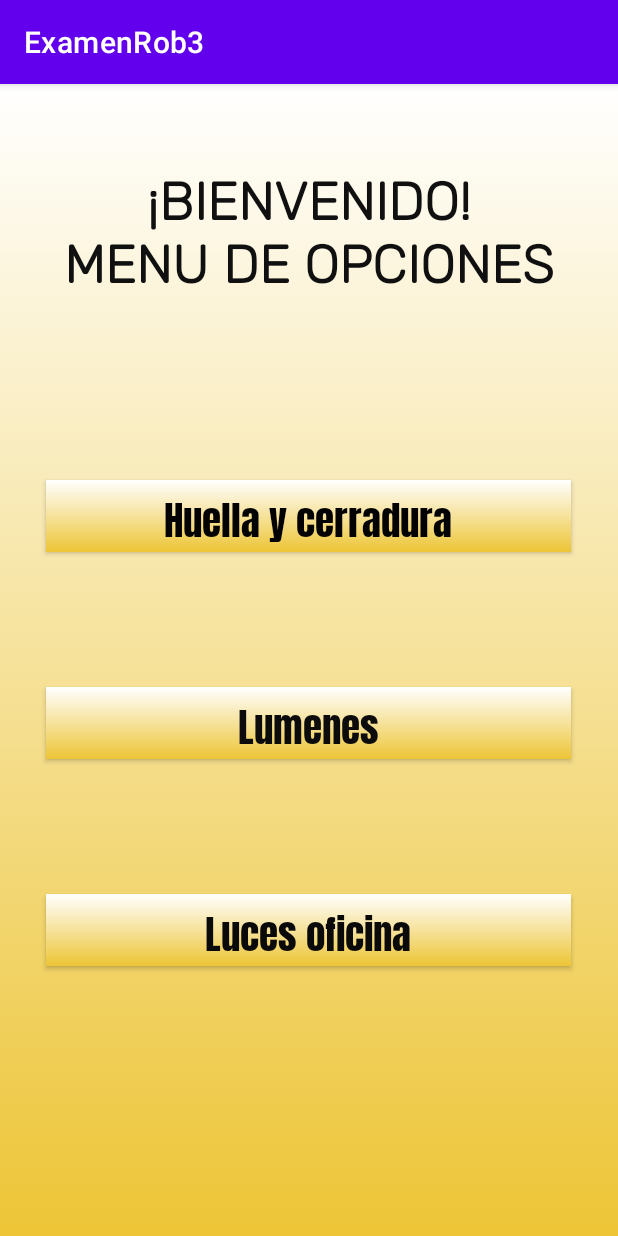
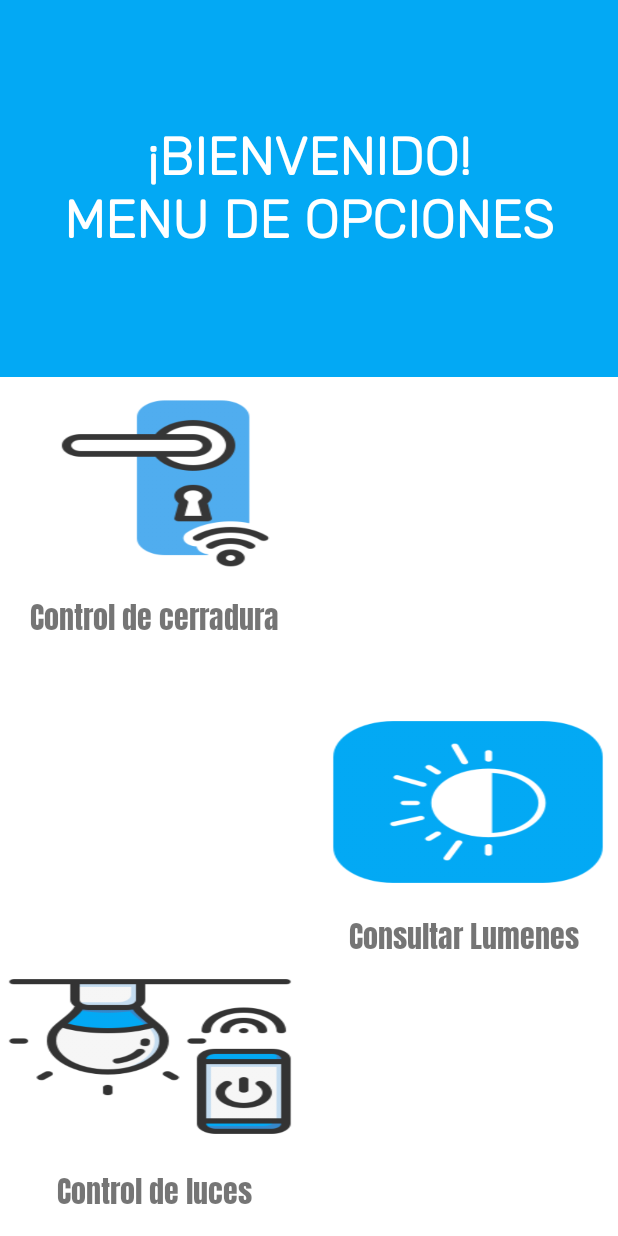
Before and after one commit to Chel53/Proyecto_Rober, an Android app: the MainActivity screen opened directly, with no data from a screen before it, on a phone screen of 412 x 824 dp. Run offline under Robolectric (Android 15) with nearby library versions, the phone set to English and light mode, and no system bars.

Commit message:
ITZEL hizo CAMBIOS en el DISEÑO del MENÚ

```diff
--- a/ExamenRob3/app/src/main/java/com/example/examenrob3/MainActivity.java
+++ b/ExamenRob3/app/src/main/java/com/example/examenrob3/MainActivity.java
@@ -6,18 +6,20 @@ import android.content.Intent;
 import android.os.Bundle;
 import android.view.View;
 import android.widget.Button;
+import android.widget.ImageButton;
 
 public class MainActivity extends AppCompatActivity {
-    Button btnMenuOptC1Huella, btnMenuOptC2Temperatura, btnMenuOptC3LucesOff;
+    ImageButton btnMenuOptC1Huella, btnMenuOptC2Temperatura, btnMenuOptC3LucesOff;
+
 
     @Override
     protected void onCreate(Bundle savedInstanceState) {
         super.onCreate(savedInstanceState);
         setContentView(R.layout.activity_main);
 
-        btnMenuOptC1Huella = (Button) findViewById( R.id.btnMenuOptC1Huella );
-        btnMenuOptC2Temperatura = (Button) findViewById( R.id.btnMenuOptC2Temperatura );
-        btnMenuOptC3LucesOff = (Button) findViewById( R.id.btnMenuOptC3LucesOff );
+        btnMenuOptC1Huella = (ImageButton) findViewById( R.id.btnMenuOptC1Huella );
+        btnMenuOptC2Temperatura = (ImageButton) findViewById( R.id.btnMenuOptC2Temperatura );
+        btnMenuOptC3LucesOff = (ImageButton) findViewById( R.id.btnMenuOptC3LucesOff );
 
         btnMenuOptC1Huella.setOnClickListener(new View.OnClickListener(){
             @Override
--- a/ExamenRob3/app/src/main/res/layout/activity_luz.xml
+++ b/ExamenRob3/app/src/main/res/layout/activity_luz.xml
@@ -56,7 +56,7 @@
                 android:layout_height="wrap_content"
                 android:src="@drawable/circuito_3_luces_oficina"
                 android:layout_margin="3dp"
-                app:shapeAppearanceOverlay="@style/circular_image"/>
+              />
 
 
         </LinearLayout>
@@ -105,8 +105,12 @@
                     android:id="@+id/imgBtnEstatusLuz"
                     android:layout_width="match_parent"
                     android:layout_height="match_parent"
-                    android:layout_margin="2dp"
-                    android:background="@null"/>
+                    android:layout_marginStart="2dp"
+                    android:layout_marginTop="2dp"
+                    android:layout_marginEnd="2dp"
+                    android:layout_marginBottom="2dp"
+                    android:background="@null"
+                    tools:ignore="SpeakableTextPresentCheck" />
 
             </RelativeLayout>
 
--- a/ExamenRob3/app/src/main/res/layout/activity_main.xml
+++ b/ExamenRob3/app/src/main/res/layout/activity_main.xml
@@ -4,7 +4,7 @@
     xmlns:tools="http://schemas.android.com/tools"
     android:layout_width="match_parent"
     android:layout_height="match_parent"
-    android:background="@drawable/fondo_degradado_fragmentos"
+    android:background="@color/white"
     android:orientation="vertical"
     tools:context=".MainActivity">
 
@@ -18,7 +18,8 @@
             android:layout_width="match_parent"
             android:layout_height="match_parent"
             android:orientation="horizontal"
-            android:gravity="center">
+            android:gravity="center"
+            android:background="#03A9F4">
 
             <TextView
                 android:id="@+id/titleMenuPrincipal"
@@ -29,12 +30,46 @@
                 android:text="¡BIENVENIDO!
                 MENU DE OPCIONES"
                 android:textAlignment="center"
-                android:textColor="#101010"
+                android:textColor="@color/white"
                 android:textSize="35sp"
                 android:textStyle="bold"
 
                 />
         </LinearLayout>
+
+    </RelativeLayout>
+
+    <RelativeLayout
+        android:layout_width="match_parent"
+        android:layout_height="49dp"
+        android:layout_weight="0.18"
+        android:gravity="center"
+        tools:ignore="Suspicious0dp">
+
+        <LinearLayout
+            android:layout_width="match_parent"
+            android:layout_height="match_parent"
+            android:orientation="vertical">
+
+            <android.widget.ImageButton
+                android:id="@+id/btnMenuOptC1Huella"
+                android:layout_width="200dp"
+                android:layout_height="120dp"
+                android:layout_margin="10dp"
+                android:background="@drawable/cerraduradcs" />
+
+            <TextView
+                android:layout_width="205dp"
+                android:layout_height="30dp"
+                android:fontFamily="@font/nueva_anton"
+                android:gravity="center"
+                android:background="@color/white"
+                android:text="Control de cerradura"
+                android:textSize="20dp" />
+
+
+        </LinearLayout>
+
 
     </RelativeLayout>
 
@@ -48,24 +83,26 @@
         <LinearLayout
             android:layout_width="match_parent"
             android:layout_height="match_parent"
-            android:orientation="vertical"
-            android:gravity="center">
+            android:orientation="vertical">
 
-            <android.widget.Button
-                android:id="@+id/btnMenuOptC1Huella"
-                android:layout_width="350dp"
-                android:layout_height="wrap_content"
-                android:layout_marginTop="40dp"
-                android:text="Huella y cerradura"
+            <android.widget.ImageButton
+                android:id="@+id/btnMenuOptC2Temperatura"
+                android:layout_width="200dp"
+                android:layout_height="120dp"
+                android:background="@drawable/lumenesdcs"
+                android:text="Lumenes"
+                android:layout_gravity="right"
+                />
+
+            <TextView
+                android:layout_width="205dp"
+                android:layout_height="match_parent"
                 android:fontFamily="@font/nueva_anton"
-                android:textColor="#040303"
-                android:textSize="26sp"
-                android:textAllCaps="false"
-                android:background="@drawable/fondo_degradado_fragmentos"
-                app:layout_constraintEnd_toEndOf="@+id/btn4"
-                app:layout_constraintHorizontal_bias="0.0"
-                app:layout_constraintStart_toStartOf="@+id/btn4"
-                app:layout_constraintTop_toBottomOf="@+id/btn4" />
+                android:gravity="center"
+                android:background="@color/white"
+                android:text="Consultar Lumenes"
+                android:textSize="20dp"
+                android:layout_gravity="right"/>
 
         </LinearLayout>
 
@@ -76,73 +113,44 @@
         android:layout_height="0dip"
         android:layout_weight="0.18"
         tools:ignore="Suspicious0dp"
-        android:gravity="center">
+        android:gravity="center"
+        android:background="@color/white">
 
         <LinearLayout
             android:layout_width="match_parent"
             android:layout_height="match_parent"
             android:orientation="vertical"
-            android:gravity="center">
+            android:background="@color/white">
 
-            <android.widget.Button
-                android:id="@+id/btnMenuOptC2Temperatura"
-                android:layout_width="350dp"
-                android:layout_height="wrap_content"
-                android:layout_marginTop="40dp"
-                android:text="Lumenes"
+            <android.widget.ImageButton
+                android:id="@+id/btnMenuOptC3LucesOff"
+                android:layout_width="200dp"
+                android:layout_height="110dp"
+                android:text="Luces oficina"
                 android:fontFamily="@font/nueva_anton"
-                android:textColor="#0C0C0C"
+                android:textColor="#0B0A0A"
                 android:textSize="26sp"
                 android:textAllCaps="false"
-                android:background="@drawable/fondo_degradado_fragmentos"
+                android:background="@drawable/iluminaciondcs"
                 app:layout_constraintEnd_toEndOf="@+id/btn4"
                 app:layout_constraintHorizontal_bias="0.0"
                 app:layout_constraintStart_toStartOf="@+id/btn4"
                 app:layout_constraintTop_toBottomOf="@+id/btn4" />
 
-        </LinearLayout>
+            <TextView
+                android:layout_width="205dp"
+                android:layout_height="match_parent"
+                android:fontFamily="@font/nueva_anton"
+                android:gravity="center"
+                android:text="Control de luces"
+                android:textSize="20dp"
+                android:background="@color/white"/>
 
-    </RelativeLayout>
-
-    <RelativeLayout
-        android:layout_width="match_parent"
-        android:layout_height="0dip"
-        android:layout_weight="0.18"
-        tools:ignore="Suspicious0dp"
-        android:gravity="center">
-
-        <LinearLayout
-            android:layout_width="match_parent"
-            android:layout_height="match_parent"
-            android:orientation="vertical"
-            android:gravity="center">
-
-            <android.widget.Button
-                android:id="@+id/btnMenuOptC3LucesOff"
-                android:layout_width="350dp"
-                android:layout_height="wrap_content"
-                android:layout_marginTop="40dp"
-                android:text="Luces oficina"
-                android:fontFamily="@font/nueva_anton"
-                android:textColor="#0B0A0A"
-                android:textSize="26sp"
-                android:textAllCaps="false"
-                android:background="@drawable/fondo_degradado_fragmentos"
-                app:layout_constraintEnd_toEndOf="@+id/btn4"
-                app:layout_constraintHorizontal_bias="0.0"
-                app:layout_constraintStart_toStartOf="@+id/btn4"
-                app:layout_constraintTop_toBottomOf="@+id/btn4" />
 
         </LinearLayout>
 
     </RelativeLayout>
 
-    <RelativeLayout
-        android:layout_width="match_parent"
-        android:layout_height="0dip"
-        android:layout_weight="0.2"
-        tools:ignore="Suspicious0dp">
 
-    </RelativeLayout>
 
 </LinearLayout>
--- a/ExamenRob3/app/src/main/res/values-night/themes.xml
+++ b/ExamenRob3/app/src/main/res/values-night/themes.xml
@@ -1,6 +1,6 @@
 <resources xmlns:tools="http://schemas.android.com/tools">
     <!-- Base application theme. -->
-    <style name="Theme.ExamenRob3" parent="Theme.MaterialComponents.DayNight.DarkActionBar">
+    <style name="Theme.ExamenRob3" parent="Theme.MaterialComponents.DayNight.NoActionBar">
         <!-- Primary brand color. -->
         <item name="colorPrimary">@color/purple_200</item>
         <item name="colorPrimaryVariant">@color/purple_700</item>
--- a/ExamenRob3/app/src/main/res/values/themes.xml
+++ b/ExamenRob3/app/src/main/res/values/themes.xml
@@ -1,6 +1,6 @@
 <resources xmlns:tools="http://schemas.android.com/tools">
     <!-- Base application theme. -->
-    <style name="Theme.ExamenRob3" parent="Theme.MaterialComponents.DayNight.DarkActionBar">
+    <style name="Theme.ExamenRob3" parent="Theme.MaterialComponents.DayNight.NoActionBar">
         <!-- Primary brand color. -->
         <item name="colorPrimary">@color/purple_500</item>
         <item name="colorPrimaryVariant">@color/purple_700</item>
```
Also changed, not shown: ExamenRob3/app/src/main/res/drawable/cerraduradcs.png (added), ExamenRob3/app/src/main/res/drawable/iluminaciondcs.png (added), ExamenRob3/app/src/main/res/drawable/lumenesdcs.png (added), ExamenRob3/app/src/main/res/drawable/lumenesvc.png (added), ExamenRob3/app/src/main/res/values-night/circular_image.xml (renamed from ExamenRob3/app/src/main/res/values-night/custom_image_style.xml).
